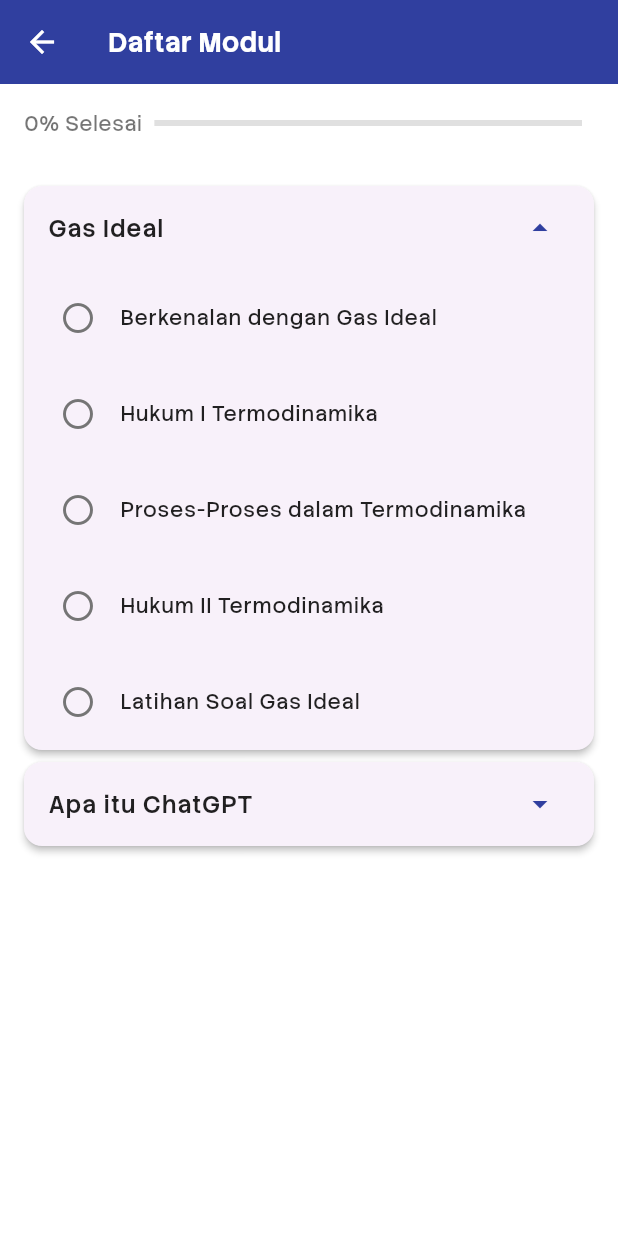
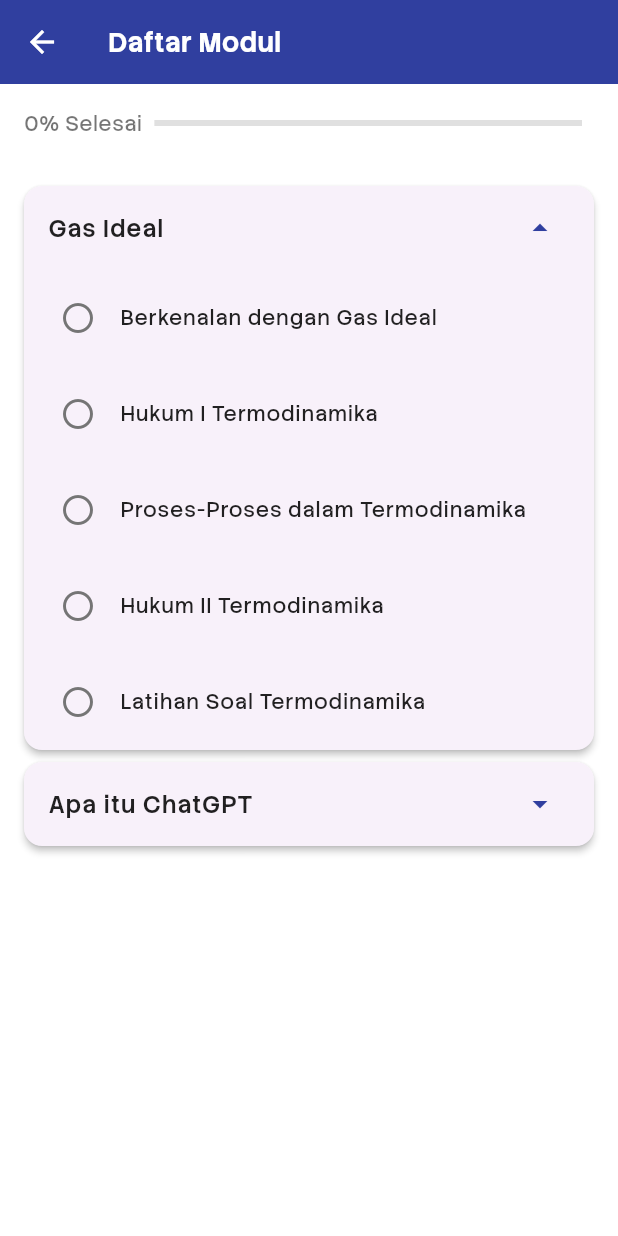
Before and after one commit to mbredetss/termodinamika-apps, a Flutter app: the ModuleListScreen screen opened directly, after a tap on "Gas Ideal", on a phone screen of 412 x 824 dp. Run offline on Flutter 3.47's test engine with Material 3 defaults, Android fonts, the light colour scheme and no system bars; our stand-ins replace flutter_markdown_plus, getwidget, google_generative_ai, lottie, shared_preferences, web; accounts and stored records are empty.

Commit message:
chaning title latihan soal

```diff
--- a/lib/screens/materi/component/materi_data.dart
+++ b/lib/screens/materi/component/materi_data.dart
@@ -1,11 +1,11 @@
-Map<String, dynamic> ujianAkhir(String namaMateri) {
+Map<String, dynamic> ujianAkhir() {
   return {
-    'nama': 'Latihan Soal $namaMateri',
+    'nama': 'Latihan Soal Termodinamika',
     'isiMateri':
         '''
 # Aturan
 
-Kuis ini bertujuan untuk menguji pengetahuan Anda tentang materi Termodinamika: $namaMateri
+Kuis ini bertujuan untuk menguji pengetahuan Anda tentang materi Termodinamika yang telah dipelajari sebelumnya.
 
 Terdapat 10 pertanyaan yang harus dikerjakan dalam soal latihan ini. Beberapa ketentuannya sebagai berikut:
 - Syarat kelulusan : minimal harus menjawab 8 soal dengan benar
@@ -283,7 +283,7 @@ Efisiensi maksimum mesin panas dicapai oleh mesin Carnot, dan tidak ada mesin ny
 ''',
         'isDone': false,
       },
-      ujianAkhir('Gas Ideal'),
+      ujianAkhir(),
     ],
     'soal': [
       {
@@ -383,7 +383,7 @@ Meskipun bermanfaat, pengguna tetap perlu memverifikasi informasi karena ChatGPT
 ''',
         'isDone': false,
       },
-      ujianAkhir('Apa itu Chat GPT'),
+      ujianAkhir(),
     ],
     'soal': [
       {
```
